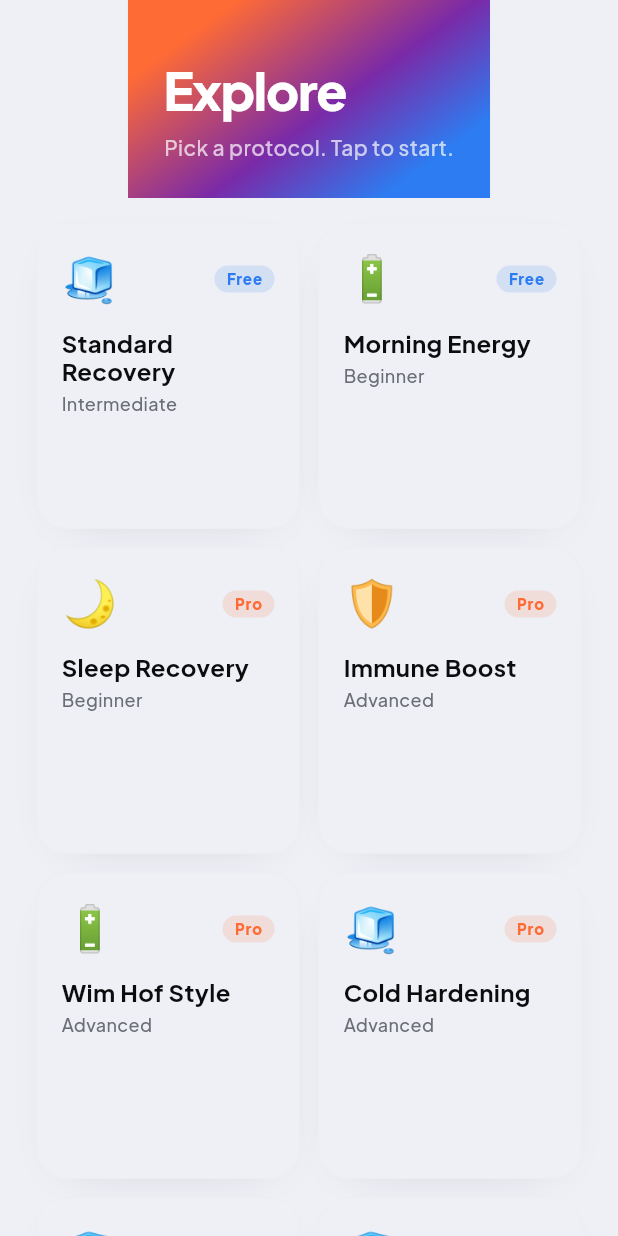
After one commit to aasheesh333/ContrastCoach, a Flutter app: the ExploreScreen screen opened directly, on a phone screen of 412 x 824 dp. The commit adds this screen. Run offline on Flutter 3.47's test engine with Material 3 defaults, Android fonts, the phone set to English and light mode, and no system bars; our stand-ins replace cloud_firestore, drift, firebase_analytics, firebase_auth, firebase_core, firebase_crashlytics and 12 more; missing offline and left inert: health, purchases_flutter, workmanager; accounts and stored records are empty; generated files the repository leaves out were written again; statements that could not run were skipped.

Commit message:
feat(ui): Phase 6 cross-cutting wiring + Phase 5 Wave 1 new screens
Phase 6:
- Onboarding helper widget deprecation sweep: 13 brand* refs -> heat/coral/cold (zero remaining)
- subscription_repository.purchase() now fires trackSubscriptionStarted on success
- pubspec: add fl_chart ^0.69.0 + flutter_launcher_icons dev dep
- New flutter_launcher_icons.yaml config (assets/app_icon.svg + heat backdrop mipmaps)

Phase 5 Wave 1 (3 new screens):
- Splash: splashBg gradient + flame + brand wordmark, 1900ms -> routes to /onboarding or /home
- Explore: FutureBuilder<Protocol> 2-col grid with category emojis (energy/sleep/recovery/immunity)
- Achievements: SessionRepositoryImpl -> evaluateAchievements, 2-col badge grid with unlocked/locked state

```diff
--- a/contrast_coach/lib/data/repositories/subscription_repository.dart
+++ b/contrast_coach/lib/data/repositories/subscription_repository.dart
@@ -2,6 +2,7 @@ import 'dart:async';
 
 import 'package:contrast_coach/core/errors/app_exception.dart';
 import 'package:contrast_coach/core/errors/result.dart';
+import 'package:contrast_coach/data/remote/firebase/analytics_api.dart';
 import 'package:contrast_coach/data/remote/subscription/revenue_cat_client.dart';
 import 'package:contrast_coach/domain/entities/subscription_tier.dart';
 import 'package:contrast_coach/domain/repositories/subscription_repository.dart';
@@ -72,6 +73,9 @@ class SubscriptionRepositoryImpl implements SubscriptionRepository {
       final info = await Purchases.purchasePackage(package);
       final tier = _toTier(info);
       _sharedState?.notify(tier);
+      unawaited(
+        AnalyticsApi.tryCreate()?.trackSubscriptionStarted(tier.name),
+      );
       return Ok(tier);
     } on PlatformException catch (e, s) {
       if (_isUserCancellation(e)) {
--- /dev/null
+++ b/contrast_coach/lib/presentation/screens/explore/explore_screen.dart
@@ -0,0 +1,286 @@
+import 'package:contrast_coach/core/constants/app_colors.dart';
+import 'package:contrast_coach/core/constants/app_spacing.dart';
+import 'package:contrast_coach/core/constants/app_strings.dart';
+import 'package:contrast_coach/core/errors/app_exception.dart';
+import 'package:contrast_coach/core/errors/result.dart';
+import 'package:contrast_coach/core/theme/app_colors_extension.dart';
+import 'package:contrast_coach/core/theme/gradients.dart';
+import 'package:contrast_coach/data/repositories/protocol_repository.dart';
+import 'package:contrast_coach/domain/entities/protocol.dart';
+import 'package:flutter/material.dart';
+import 'package:go_router/go_router.dart';
+
+/// Per-category emoji used in the Explore protocol grid (spec §2.4).
+const Map<String, String> _categoryEmoji = {
+  'energy': '🔋',
+  'sleep': '🌙',
+  'recovery': '🧊',
+  'immunity': '🛡️',
+};
+
+/// EXPLORE screen (spec §3.2 row 2).
+/// Renders a 2-column emoji grid of all protocols sourced from the static
+/// `assets/protocols.json` bundle via [ProtocolRepositoryImpl.getAll].
+class ExploreScreen extends StatefulWidget {
+  const ExploreScreen({super.key});
+
+  @override
+  State<ExploreScreen> createState() => _ExploreScreenState();
+}
+
+class _ExploreScreenState extends State<ExploreScreen> {
+  late Future<Result<List<Protocol>, AppException>> _loadFuture;
+
+  @override
+  void initState() {
+    super.initState();
+    _loadFuture = ProtocolRepositoryImpl().getAll();
+  }
+
+  @override
+  Widget build(BuildContext context) {
+    final cs = Theme.of(context).colorScheme;
+    return Scaffold(
+      backgroundColor: cs.surface,
+      body: Column(
+        children: [
+          _HeroHeader(),
+          Expanded(
+            child: FutureBuilder<Result<List<Protocol>, AppException>>(
+              future: _loadFuture,
+              builder: (context, snapshot) {
+                if (snapshot.connectionState != ConnectionState.done) {
+                  return const Center(child: CircularProgressIndicator());
+                }
+                final result = snapshot.data;
+                if (result == null) {
+                  return const _EmptyState(text: 'No protocols available.');
+                }
+                return result.fold(
+                  (err) => _EmptyState(text: err.message),
+                  (protocols) => protocols.isEmpty
+                      ? const _EmptyState(text: 'No protocols available.')
+                      : _ProtocolGrid(protocols: protocols),
+                );
+              },
+            ),
+          ),
+        ],
+      ),
+    );
+  }
+}
+
+/// Heat-tinted hero strip with the screen title, using the v4 splash gradient
+/// as a background band (spec §3.2: v4 tokens + heat accent).
+class _HeroHeader extends StatelessWidget {
+  @override
+  Widget build(BuildContext context) {
+    return Container(
+      decoration: const BoxDecoration(gradient: AppGradients.splashBg),
+      padding: const EdgeInsets.fromLTRB(
+        AppSpacing.pageHorizontal,
+        AppSpacing.pageTop + AppSpacing.xxl,
+        AppSpacing.pageHorizontal,
+        AppSpacing.xxl,
+      ),
+      child: Column(
+        crossAxisAlignment: CrossAxisAlignment.start,
+        children: const [
+          Text(
+            'Explore',
+            style: TextStyle(
+              fontFamily: 'PlusJakartaSans',
+              fontSize: 34,
+              fontWeight: FontWeight.w800,
+              color: Colors.white,
+              letterSpacing: -0.8,
+            ),
+          ),
+          SizedBox(height: AppSpacing.xs),
+          Text(
+            'Pick a protocol. Tap to start.',
+            style: TextStyle(
+              fontFamily: 'PlusJakartaSans',
+              fontSize: 14,
+              fontWeight: FontWeight.w500,
+              color: Colors.white70,
+            ),
+          ),
+        ],
+      ),
+    );
+  }
+}
+
+class _ProtocolGrid extends StatelessWidget {
+  const _ProtocolGrid({required this.protocols});
+  final List<Protocol> protocols;
+
+  @override
+  Widget build(BuildContext context) {
+    return GridView.builder(
+      padding: const EdgeInsets.fromLTRB(
+        AppSpacing.pageHorizontal,
+        AppSpacing.lg,
+        AppSpacing.pageHorizontal,
+        AppSpacing.pageBottom,
+      ),
+      physics: const BouncingScrollPhysics(),
+      gridDelegate: const SliverGridDelegateWithFixedCrossAxisCount(
+        crossAxisCount: 2,
+        mainAxisSpacing: AppSpacing.md,
+        crossAxisSpacing: AppSpacing.md,
+        childAspectRatio: 0.86,
+      ),
+      itemCount: protocols.length,
+      itemBuilder: (context, index) => _ProtocolTile(
+        protocol: protocols[index],
+      ),
+    );
+  }
+}
+
+class _ProtocolTile extends StatelessWidget {
+  const _ProtocolTile({required this.protocol});
+  final Protocol protocol;
+
+  @override
+  Widget build(BuildContext context) {
+    final cs = Theme.of(context).colorScheme;
+    final ext = Theme.of(context).extension<AppColorsExtension>()!;
+    final emoji = _categoryEmoji[protocol.category.name] ?? '补水';
+    final isPro = protocol.isPro;
+    final tagColor = isPro ? AppColors.heat : AppColors.cold;
+    final tagLabel = isPro ? 'Pro' : 'Free';
+    final difficultyLabel = _difficultyLabel(protocol.difficulty);
+
+    return Material(
+      color: cs.surface,
+      borderRadius: BorderRadius.circular(20),
+      elevation: 0,
+      child: InkWell(
+        borderRadius: BorderRadius.circular(20),
+        onTap: () => context.go('/session/${protocol.id}'),
+        child: Container(
+          decoration: BoxDecoration(
+            color: cs.surface,
+            borderRadius: BorderRadius.circular(20),
+            border: Border.all(color: ext.lineColor),
+            boxShadow: AppShadows.cardSoftFor(context),
+          ),
+          padding: const EdgeInsets.all(AppSpacing.lg),
+          child: Column(
+            crossAxisAlignment: CrossAxisAlignment.start,
+            children: [
+              Row(
+                mainAxisAlignment: MainAxisAlignment.spaceBetween,
+                children: [
+                  Text(emoji, style: const TextStyle(fontSize: 30)),
+                  Container(
+                    padding: const EdgeInsets.symmetric(
+                      horizontal: AppSpacing.sm,
+                      vertical: AppSpacing.xxs,
+                    ),
+                    decoration: BoxDecoration(
+                      color: tagColor.withOpacity(0.14),
+                      borderRadius: BorderRadius.circular(999),
+                    ),
+                    child: Text(
+                      tagLabel,
+                      style: TextStyle(
+                        fontFamily: 'PlusJakartaSans',
+                        fontSize: 10,
+                        fontWeight: FontWeight.w800,
+                        letterSpacing: 0.6,
+                        color: tagColor,
+                      ),
+                    ),
+                  ),
+                ],
+              ),
+              const SizedBox(height: AppSpacing.md),
+              Text(
+                protocol.name,
+                maxLines: 2,
+                overflow: TextOverflow.ellipsis,
+                style: TextStyle(
+                  fontFamily: 'PlusJakartaSans',
+                  fontSize: 16,
+                  fontWeight: FontWeight.w700,
+                  color: cs.onSurface,
+                  height: 1.2,
+                ),
+              ),
+              const SizedBox(height: AppSpacing.xs),
+              Text(
+                difficultyLabel,
+                style: TextStyle(
+                  fontFamily: 'PlusJakartaSans',
+                  fontSize: 12,
+                  fontWeight: FontWeight.w500,
+                  color: ext.textMuted,
+                ),
+              ),
+            ],
+          ),
+        ),
+      ),
+    );
+  }
+
+  String _difficultyLabel(ProtocolDifficulty d) {
+    switch (d) {
+      case ProtocolDifficulty.beginner:
+        return 'Beginner';
+      case ProtocolDifficulty.intermediate:
+        return 'Intermediate';
+      case ProtocolDifficulty.advanced:
+        return 'Advanced';
+    }
+  }
+}
+
+class _EmptyState extends StatelessWidget {
+  const _EmptyState({required this.text});
+  final String text;
+
+  @override
+  Widget build(BuildContext context) {
+    final cs = Theme.of(context).colorScheme;
+    final ext = Theme.of(context).extension<AppColorsExtension>()!;
+    return Center(
+      child: Padding(
+        padding: const EdgeInsets.all(AppSpacing.xxl),
+        child: Column(
+          mainAxisSize: MainAxisSize.min,
+          children: [
+            const Text('🧊', style: TextStyle(fontSize: 40)),
+            const SizedBox(height: AppSpacing.md),
+            Text(
+              text,
+              textAlign: TextAlign.center,
+              style: TextStyle(
+                fontFamily: 'PlusJakartaSans',
+                fontSize: 15,
+                fontWeight: FontWeight.w600,
+                color: ext.textMuted,
+              ),
+            ),
+            const SizedBox(height: AppSpacing.sm),
+            Text(
+              AppStrings.appName,
+              style: TextStyle(
+                fontFamily: 'PlusJakartaSans',
+                fontSize: 11,
+                fontWeight: FontWeight.w700,
+                letterSpacing: 1.2,
+                color: cs.outline,
+              ),
+            ),
+          ],
+        ),
+      ),
+    );
+  }
+}
--- a/contrast_coach/pubspec.yaml
+++ b/contrast_coach/pubspec.yaml
@@ -10,6 +10,7 @@ dependencies:
   flutter:
     sdk: flutter
   cupertino_icons: ^1.0.8
+  fl_chart: ^0.69.0
   flutter_riverpod: ^2.6.1
   riverpod_annotation: ^2.6.1
   go_router: ^15.1.2
@@ -48,6 +49,7 @@ dev_dependencies:
   flutter_test:
     sdk: flutter
   flutter_lints: ^4.0.0
+  flutter_launcher_icons: ^0.14.3
   build_runner: ^2.4.13
   freezed: 2.4.7
   mocktail: ^1.0.5
```
Also changed, not shown: contrast_coach/flutter_launcher_icons.yaml (added, +7 -0 lines), contrast_coach/lib/presentation/screens/achievements/achievements_screen.dart (added, +235 -0 lines), contrast_coach/lib/presentation/screens/onboarding/onboarding_screen.dart (+13 -13 lines), contrast_coach/lib/presentation/screens/splash/splash_screen.dart (added, +69 -0 lines), 3 other files.
